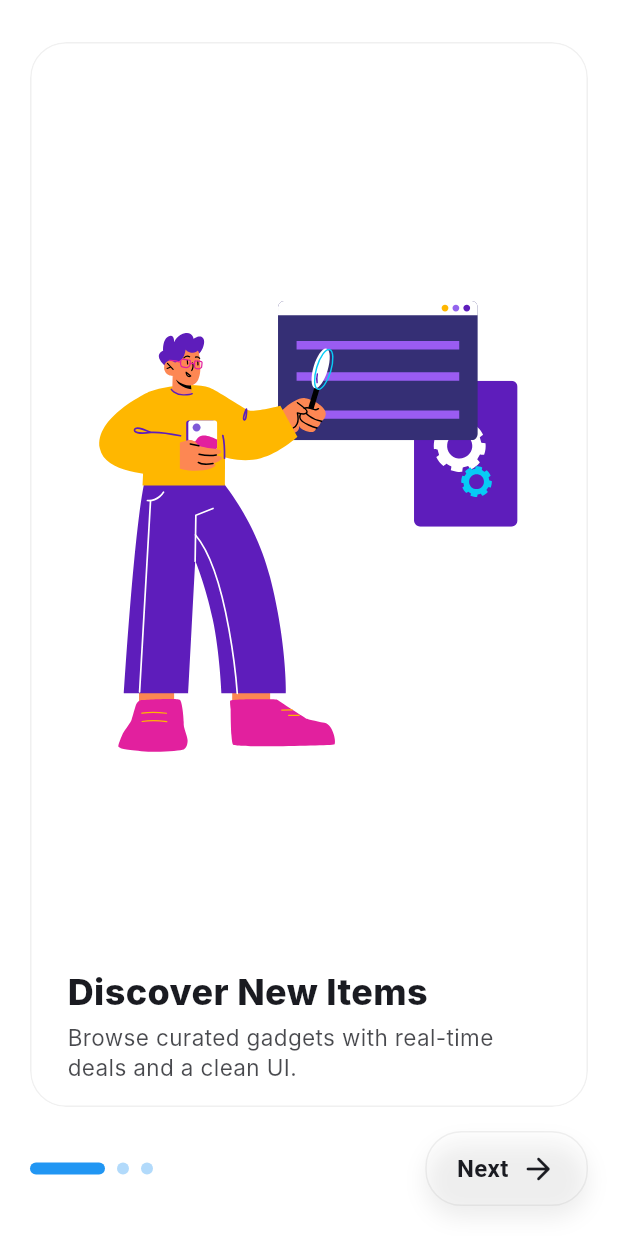
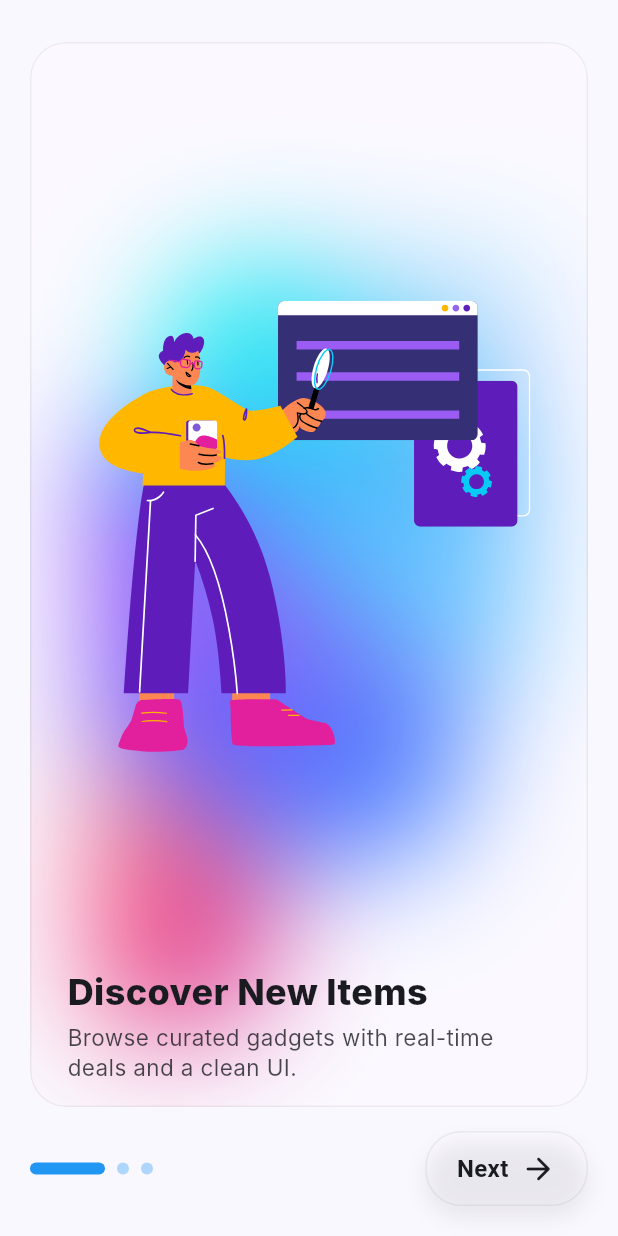
Before and after one commit to hamzafaizy/amazify, a Flutter app: the screen it shows after launch, on a phone screen of 412 x 824 dp. Run offline on Flutter 3.47's test engine with Material 3 defaults, Android fonts, the phone set to English and light mode, and no system bars; our stand-ins replace audioplayers, device_info_plus, dio, flutter_secure_storage, hive_flutter, logger and 2 more; missing offline and left inert: liquid_glass_renderer; accounts and stored records are empty; Roboto replaces fonts that are missing (Inter).

Commit message:
onboarding done

```diff
--- a/lib/app.dart
+++ b/lib/app.dart
@@ -1,6 +1,7 @@
 // lib/app.dart
 import 'package:amazify/core/theme/custom_theme/glass_backdrop.dart';
 import 'package:amazify/core/theme/custom_theme/theme_controller.dart';
+import 'package:amazify/core/theme/theme.dart';
 import 'package:amazify/features/auth/presentation/pages/onboarding.dart';
 import 'package:flutter/material.dart';
 import 'package:amazify/core/splash_screen/splash_screen.dart';
@@ -42,7 +43,8 @@ class _AppState extends State<App> {
             title: 'E-Commerce',
             debugShowCheckedModeBanner: false,
             // Single source of truth: we switch the full theme instead of using themeMode/darkTheme.
-            theme: theme,
+            theme: AppTheme.light,
+            darkTheme: AppTheme.dark,
             home: home,
           );
         },
--- a/lib/core/constants/text_strings.dart
+++ b/lib/core/constants/text_strings.dart
@@ -29,4 +29,18 @@ class AppTexts {
   // Errors
   static const String errorOccurred = "Something went wrong!";
   static const String noInternet = "No Internet Connection";
+
+  //Onboarding
+  static const String onboardTitle1 = "Discover New Items";
+  static const String onboardSubtitle1 =
+      "Browse curated gadgets with real-time deals and a clean UI.";
+  static const String onboardTitle2 = "Secure Checkout";
+  static const String onboardSubtitle2 =
+      "Fast, safe payments with saved addresses and 1-tap buy.";
+  static const String onboardTitle3 = "Track & Enjoy";
+  static const String onboardSubtitle3 =
+      "Live order tracking and proactive delivery updates.";
+  static const String next = "Next";
+  static const String signUp = "Sign Up";
+  static const String skip = "Skip";
 }
--- a/lib/features/auth/presentation/pages/onboarding.dart
+++ b/lib/features/auth/presentation/pages/onboarding.dart
@@ -1,10 +1,13 @@
 // lib/features/auth/presentation/pages/onboarding.dart
 import 'dart:ui';
 import 'package:amazify/core/assets/assets.dart' as app_assets;
+import 'package:amazify/core/constants/text_strings.dart';
+import 'package:amazify/core/utils/device_utils.dart';
 import 'package:amazify/features/auth/presentation/pages/signup_page.dart';
 import 'package:amazify/home_page.dart';
 import 'package:flutter/material.dart';
 import 'package:lottie/lottie.dart';
+import 'package:rive/rive.dart' hide Image;
 
 class OnBoardingView extends StatefulWidget {
   const OnBoardingView({super.key});
@@ -61,13 +64,21 @@ class _OnBoardingViewState extends State<OnBoardingView> {
         : Colors.white.withOpacity(0.12);
 
     return Scaffold(
-      backgroundColor: const Color.fromARGB(
-        255,
-        255,
-        255,
-        255,
-      ), // Rive behind stays visible
-      body: SafeArea(
+      backgroundColor: theme.colorScheme.surface,
+      body: Stack(
+        children: [
+          // Background Rive animation
+          Positioned(
+            child: Center(
+              child: Image.asset(
+                app_assets.spline,
+                fit: BoxFit.none,
+                width: DeviceUtils.getScreenWidth(context) * 0.7,
+                height: DeviceUtils.getScreenHeight(context) * 0.7,
+              ),
+            ),
+          ),
+          SafeArea(
             child: Padding(
               padding: const EdgeInsets.all(20),
               child: Column(
@@ -98,7 +109,7 @@ class _OnBoardingViewState extends State<OnBoardingView> {
                     child: ClipRRect(
                       borderRadius: BorderRadius.circular(24),
                       child: BackdropFilter(
-                    filter: ImageFilter.blur(sigmaX: 14, sigmaY: 14),
+                        filter: ImageFilter.blur(sigmaX: 40, sigmaY: 40),
                         child: Container(
                           decoration: BoxDecoration(
                             color: overlayColor,
@@ -110,21 +121,18 @@ class _OnBoardingViewState extends State<OnBoardingView> {
                             onPageChanged: (i) => setState(() => _index = i),
                             children: const [
                               _OnboardSlide(
-                            title: "Discover New Items",
-                            subtitle:
-                                "Browse curated gadgets with real-time deals and a clean UI.",
+                                title: AppTexts.onboardTitle1,
+                                subtitle: AppTexts.onboardSubtitle1,
                                 lottieAsset: app_assets.onboard1Lottie,
                               ),
                               _OnboardSlide(
-                            title: "Secure Checkout",
-                            subtitle:
-                                "Fast, safe payments with saved addresses and 1-tap buy.",
+                                title: AppTexts.onboardTitle2,
+                                subtitle: AppTexts.onboardSubtitle2,
                                 lottieAsset: app_assets.onboard2Lottie,
                               ),
                               _OnboardSlide(
-                            title: "Track & Enjoy",
-                            subtitle:
-                                "Live order tracking and proactive delivery updates.",
+                                title: AppTexts.onboardTitle3,
+                                subtitle: AppTexts.onboardSubtitle3,
                                 lottieAsset: app_assets.onboard3Lottie,
                               ),
                             ],
@@ -187,6 +195,8 @@ class _OnBoardingViewState extends State<OnBoardingView> {
                 ],
               ),
             ),
+          ),
+        ],
       ),
     );
   }
```
Also changed, not shown: 1 other file. Lines whose indentation alone changed are shown as unchanged.
